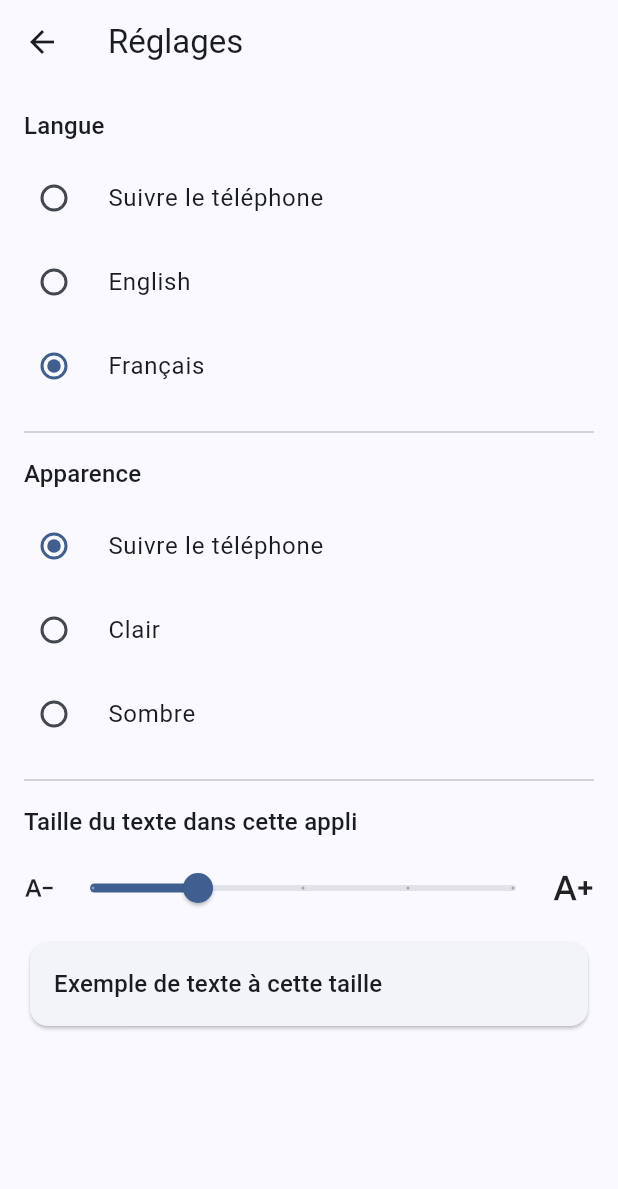
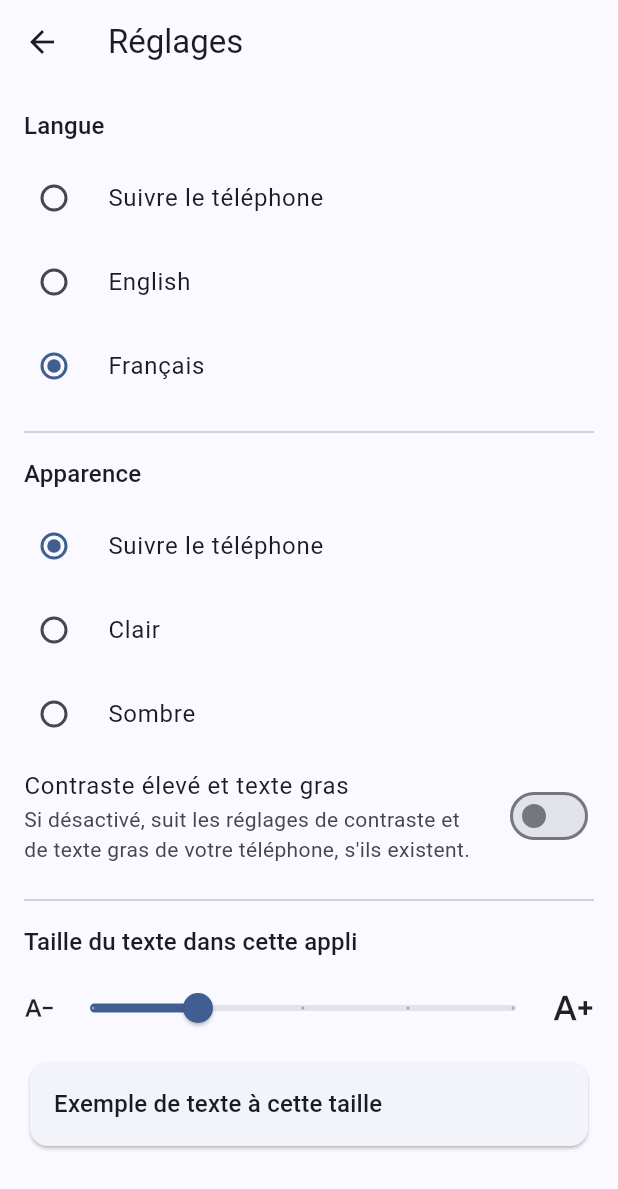
Before and after one commit to TACSAT/snowbird-in-usa-tracker, a Flutter app: the SettingsScreen screen opened directly, after a tap on "Français", on a phone screen of 412 x 824 dp. Shown: the top 1189 px of the screen. Run offline on Flutter 3.47's test engine with Material 3 defaults, Android fonts, the phone set to English and light mode, and no system bars; our stand-ins replace flutter_local_notifications, flutter_timezone, package_info_plus, pdf, printing, share_plus and 2 more; accounts and stored records are empty.

Commit message:
Add high contrast with bold text
Follows the phone, or an in-app switch. Text meets WCAG AAA contrast on
the main screens in both modes and languages.

Co-Authored-By: Claude Opus 5.5 <noreply@anthropic.com>

```diff
--- a/lib/app.dart
+++ b/lib/app.dart
@@ -76,8 +76,15 @@ class SnowBirdApp extends StatelessWidget {
       //     l'outrepassement explicite de l'utilisateur dans l'appli (FR-20).
       locale: settings.locale,
 
-      theme: _theme(Brightness.light),
-      darkTheme: _theme(Brightness.dark),
+      // EN: The phone's "increase contrast" picks the highContrast themes by itself;
+      //     the in-app switch makes them the only ones, since not every phone offers it.
+      // FR: « Augmenter le contraste » du téléphone choisit lui-même les thèmes
+      //     highContrast ; l'interrupteur de l'appli en fait les seuls, car tous les
+      //     téléphones ne l'offrent pas.
+      theme: _theme(Brightness.light, high: settings.highContrast),
+      darkTheme: _theme(Brightness.dark, high: settings.highContrast),
+      highContrastTheme: _theme(Brightness.light, high: true),
+      highContrastDarkTheme: _theme(Brightness.dark, high: true),
       themeMode: settings.themeMode,
 
       // EN: Apply the in-app text-scale multiplier ON TOP of the OS text size, so a
@@ -106,6 +113,7 @@ class SnowBirdApp extends StatelessWidget {
         final wanted = osFactor * settings.textScale;
         return MediaQuery(
           data: media.copyWith(
+            boldText: media.boldText || settings.highContrast,
             textScaler: TextScaler.linear(wanted > ceiling ? ceiling : wanted),
           ),
           child: child ?? const SizedBox.shrink(),
@@ -127,15 +135,69 @@ class SnowBirdApp extends StatelessWidget {
   //     spécifier chaque jeton. La graine bleu foncé est volontairement neutre —
   //     aucune connotation de « danger » ou de « limite », cohérente avec le
   //     positionnement sans verdict.
-  ThemeData _theme(Brightness brightness) {
+  //
+  //     [high] gives pure black on white, or the reverse, with strong borders. Colours
+  //     still carry no meaning of their own (no "danger" tint).
+  //     [high] donne du noir pur sur blanc, ou l'inverse, avec des bordures marquées.
+  //     Les couleurs n'ont toujours aucun sens propre (aucune teinte de « danger »).
+  ThemeData _theme(Brightness brightness, {required bool high}) {
+    final base = ColorScheme.fromSeed(
+      // EN: Deep blue — calm, professional, universally readable.
+      // FR: Bleu foncé — calme, professionnel, universellement lisible.
+      seedColor: const Color(0xFF1565C0),
+      brightness: brightness,
+      contrastLevel: high ? 1.0 : 0.0,
+    );
+    if (!high) {
+      return ThemeData(
+        useMaterial3: true,
+        brightness: brightness,
+        colorScheme: base,
+      );
+    }
+    final light = brightness == Brightness.light;
+    final back = light ? Colors.white : Colors.black;
+    final front = light ? Colors.black : Colors.white;
+    final colors = base.copyWith(
+      surface: back,
+      surfaceContainerLowest: back,
+      surfaceContainerLow: back,
+      surfaceContainer: back,
+      surfaceContainerHigh: back,
+      surfaceContainerHighest: back,
+      onSurface: front,
+      onSurfaceVariant: front,
+      outline: front,
+      outlineVariant: front,
+      surfaceTint: Colors.transparent,
+    );
+    // EN: With one background colour, cards, sheets and dialogs need an edge.
+    // FR: Avec une seule couleur de fond, cartes, feuilles et dialogues ont besoin d'un
+    //     bord.
+    final edge = BorderSide(color: front, width: 2);
+    RoundedRectangleBorder shape(double radius) => RoundedRectangleBorder(
+          side: edge,
+          borderRadius: BorderRadius.circular(radius),
+        );
     return ThemeData(
       useMaterial3: true,
       brightness: brightness,
-      colorScheme: ColorScheme.fromSeed(
-        // EN: Deep blue — calm, professional, universally readable.
-        // FR: Bleu foncé — calme, professionnel, universellement lisible.
-        seedColor: const Color(0xFF1565C0),
-        brightness: brightness,
+      colorScheme: colors,
+      cardTheme: CardThemeData(shape: shape(12)),
+      dialogTheme: DialogThemeData(shape: shape(28)),
+      // EN: The unfilled track defaults to the background colour; this grey is visible
+      //     on both black and white, and distinct from the filled part.
+      // FR: La partie vide prend par défaut la couleur du fond ; ce gris se voit sur le
+      //     noir comme sur le blanc, et se distingue de la partie remplie.
+      sliderTheme: const SliderThemeData(
+        inactiveTrackColor: Color(0xFF757575),
+      ),
+      popupMenuTheme: PopupMenuThemeData(shape: shape(8)),
+      bottomSheetTheme: BottomSheetThemeData(
+        shape: RoundedRectangleBorder(
+          side: edge,
+          borderRadius: const BorderRadius.vertical(top: Radius.circular(28)),
+        ),
       ),
     );
   }
--- a/lib/l10n/app_en.arb
+++ b/lib/l10n/app_en.arb
@@ -631,5 +631,9 @@
 
   "recordTripName": "Trip name",
 
-  "recordNotes": "Notes"
+  "recordNotes": "Notes",
+
+  "settingsHighContrast": "High contrast and bold text",
+
+  "settingsHighContrastHelper": "When off, follows your phone's contrast and bold text settings where available."
 }
--- a/lib/l10n/app_fr.arb
+++ b/lib/l10n/app_fr.arb
@@ -483,5 +483,9 @@
 
   "recordTripName": "Nom du séjour",
 
-  "recordNotes": "Notes"
+  "recordNotes": "Notes",
+
+  "settingsHighContrast": "Contraste élevé et texte gras",
+
+  "settingsHighContrastHelper": "Si désactivé, suit les réglages de contraste et de texte gras de votre téléphone, s'ils existent."
 }
--- a/lib/l10n/app_localizations.dart
+++ b/lib/l10n/app_localizations.dart
@@ -1117,6 +1117,18 @@ abstract class AppLocalizations {
   /// In en, this message translates to:
   /// **'Notes'**
   String get recordNotes;
+
+  /// No description provided for @settingsHighContrast.
+  ///
+  /// In en, this message translates to:
+  /// **'High contrast and bold text'**
+  String get settingsHighContrast;
+
+  /// No description provided for @settingsHighContrastHelper.
+  ///
+  /// In en, this message translates to:
+  /// **'When off, follows your phone\'s contrast and bold text settings where available.'**
+  String get settingsHighContrastHelper;
 }
 
 class _AppLocalizationsDelegate
--- a/lib/l10n/app_localizations_fr.dart
+++ b/lib/l10n/app_localizations_fr.dart
@@ -622,4 +622,11 @@ class AppLocalizationsFr extends AppLocalizations {
 
   @override
   String get recordNotes => 'Notes';
+
+  @override
+  String get settingsHighContrast => 'Contraste élevé et texte gras';
+
+  @override
+  String get settingsHighContrastHelper =>
+      'Si désactivé, suit les réglages de contraste et de texte gras de votre téléphone, s\'ils existent.';
 }
--- a/lib/screens/settings_screen.dart
+++ b/lib/screens/settings_screen.dart
@@ -59,6 +59,14 @@ class SettingsScreen extends StatelessWidget {
             },
             onChanged: (v) =>
                 context.read<SettingsController>().setThemeMode(v),
+          ),
+          SwitchListTile(
+            contentPadding: EdgeInsets.zero,
+            title: Text(strings.settingsHighContrast),
+            subtitle: Text(strings.settingsHighContrastHelper),
+            value: settings.highContrast,
+            onChanged: (v) =>
+                context.read<SettingsController>().setHighContrast(v),
           ),
           const Divider(height: 32),
 
--- a/lib/services/storage_service.dart
+++ b/lib/services/storage_service.dart
@@ -85,6 +85,7 @@ class StorageService {
   static const _kLocaleKey = 'snowbird.settings.locale.v1';
   static const _kThemeModeKey = 'snowbird.settings.themeMode.v1';
   static const _kTextScaleKey = 'snowbird.settings.textScale.v1';
+  static const _kHighContrastKey = 'snowbird.settings.highContrast.v1';
 
   final SharedPreferences _prefs;
 
@@ -274,6 +275,11 @@ class StorageService {
   Future<void> setThemeModeName(String name) =>
       _prefs.setString(_kThemeModeKey, name);
 
+  bool get highContrast => _prefs.getBool(_kHighContrastKey) ?? false;
+
+  Future<void> setHighContrast(bool value) =>
+      _prefs.setBool(_kHighContrastKey, value);
+
   double get textScale => _prefs.getDouble(_kTextScaleKey) ?? 1.0;
 
   Future<void> setTextScale(double value) =>
--- a/lib/state/settings_controller.dart
+++ b/lib/state/settings_controller.dart
@@ -41,11 +41,13 @@ class SettingsController extends ChangeNotifier {
   Locale? _locale;
   ThemeMode _themeMode = ThemeMode.system;
   double _textScale = 1.0;
+  bool _highContrast = false;
 
   SettingsController(this._storage) {
     _themeMode = _parseThemeMode(_storage.themeModeName);
     _textScale =
         _storage.textScale.clamp(kMinTextScale, kMaxTextScale).toDouble();
+    _highContrast = _storage.highContrast;
     final code = _storage.localeCode;
     _locale = code == null ? null : Locale(code);
   }
@@ -55,6 +57,18 @@ class SettingsController extends ChangeNotifier {
   Locale? get locale => _locale;
   ThemeMode get themeMode => _themeMode;
   double get textScale => _textScale;
+
+  // EN: High contrast with bold text (FR-21), in addition to the phone's own settings:
+  //     off means "follow the phone", never "less than the phone asks for".
+  // FR: Contraste élevé et texte gras (FR-21), en plus des réglages du téléphone :
+  //     désactivé signifie « suivre le téléphone », jamais « moins que demandé ».
+  bool get highContrast => _highContrast;
+
+  Future<void> setHighContrast(bool value) async {
+    _highContrast = value;
+    await _storage.setHighContrast(value);
+    notifyListeners();
+  }
 
   Future<void> setLocale(Locale? locale) async {
     _locale = locale;
```
Also changed, not shown: lib/l10n/app_localizations_en.dart (+7 -0 lines), 6 other files.
